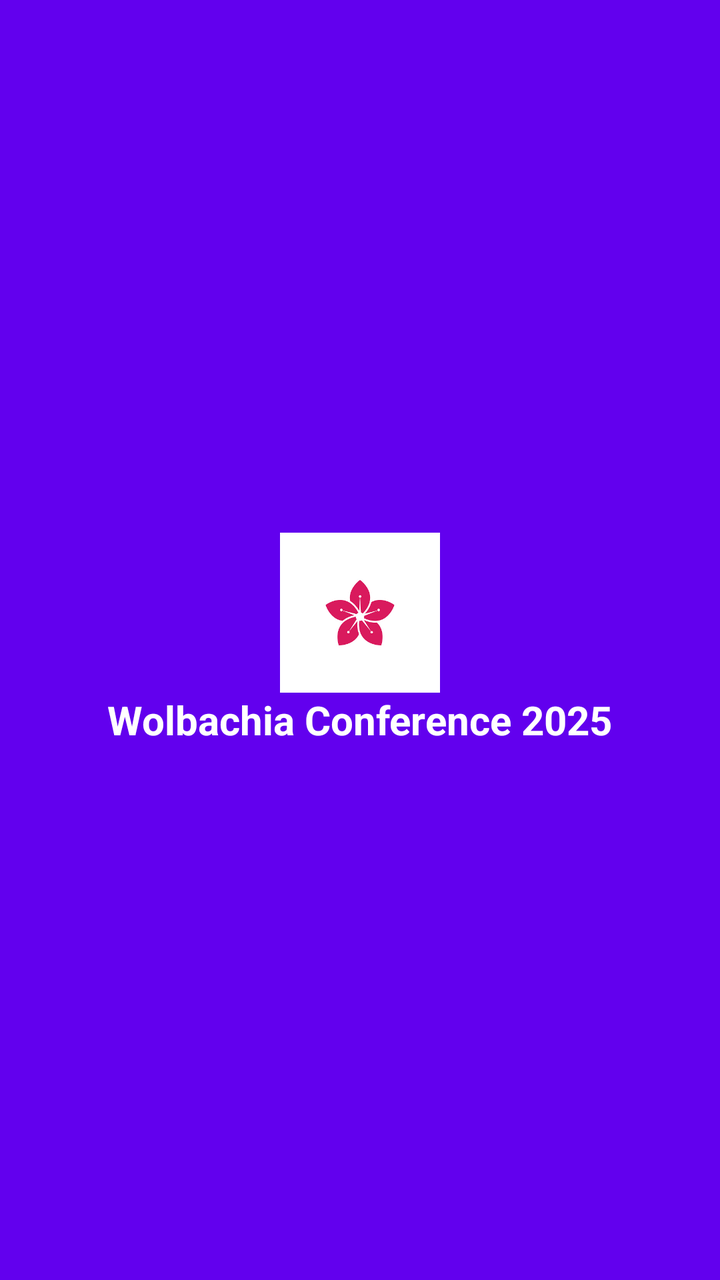
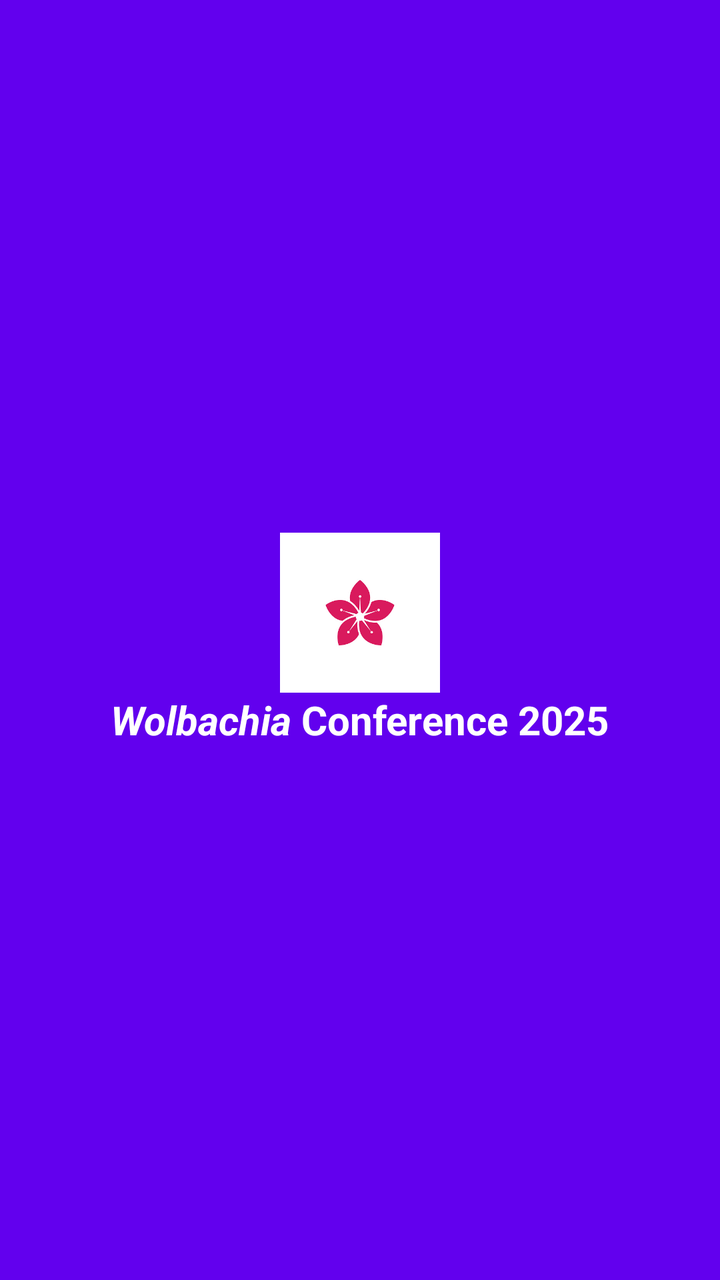

Screens rendered from an Android XML layout before and after an edit, with the pre-edit source and the edit as a unified diff.
<!-- AndroidManifest.xml: application theme AppTheme -->
<!-- res/layout/nav_header.xml -->
<?xml version="1.0" encoding="utf-8"?>
<LinearLayout xmlns:android="http://schemas.android.com/apk/res/android"
    android:layout_width="match_parent"
    android:layout_height="wrap_content"
    android:orientation="vertical"
    android:gravity="center"
    android:padding="16dp"
    android:background="@color/colorPrimary">

    <ImageView
        android:id="@+id/sakura_logo"
        android:layout_width="80dp"
        android:layout_height="80dp"
        android:src="@drawable/sakura_flower"
        android:contentDescription="Sakura Logo" />

    <TextView
        android:layout_width="wrap_content"
        android:layout_height="wrap_content"
        android:text="Wolbachia Conference 2025"
        android:textSize="20sp"
        android:textStyle="bold"
        android:textColor="@android:color/white" />

</LinearLayout>
<!-- resources referenced by this layout -->
<resources>
  <color name="colorPrimary">#6200EE</color>
  <!-- drawable sakura_flower: jpg bitmap (drawable, 23583 bytes) -->
  <style name="AppTheme" parent="Theme.AppCompat.Light.NoActionBar">
          
          <item name="windowActionBar">false</item>
          <item name="windowNoTitle">true</item>
      </style>
</resources>

<!-- the commit's change to res/layout/nav_header.xml (unified diff, before → after) -->
@@ -17,7 +17,7 @@
     <TextView
         android:layout_width="wrap_content"
         android:layout_height="wrap_content"
-        android:text="Wolbachia Conference 2025"
+        android:text="@string/conference_info"
         android:textSize="20sp"
         android:textStyle="bold"
         android:textColor="@android:color/white" />
<!-- resource entries referenced after the edit -->
@@ -2,6 +2,7 @@
 <resources>
   <color name="colorPrimary">#6200EE</color>
   <!-- drawable sakura_flower: jpg bitmap (drawable, 23583 bytes) -->
+  <string name="conference_info"><i>Wolbachia</i> Conference 2025</string>
   <style name="AppTheme" parent="Theme.AppCompat.Light.NoActionBar">
           
           <item name="windowActionBar">false</item>
